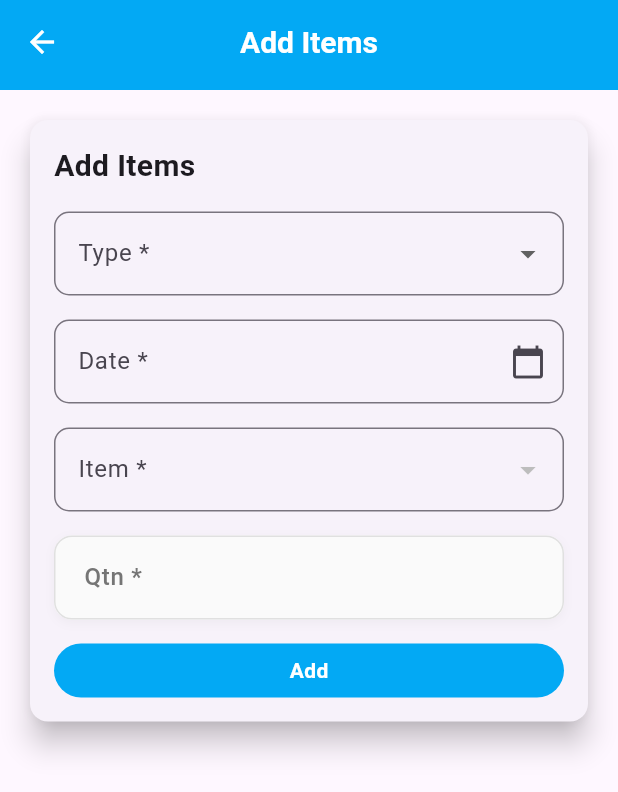
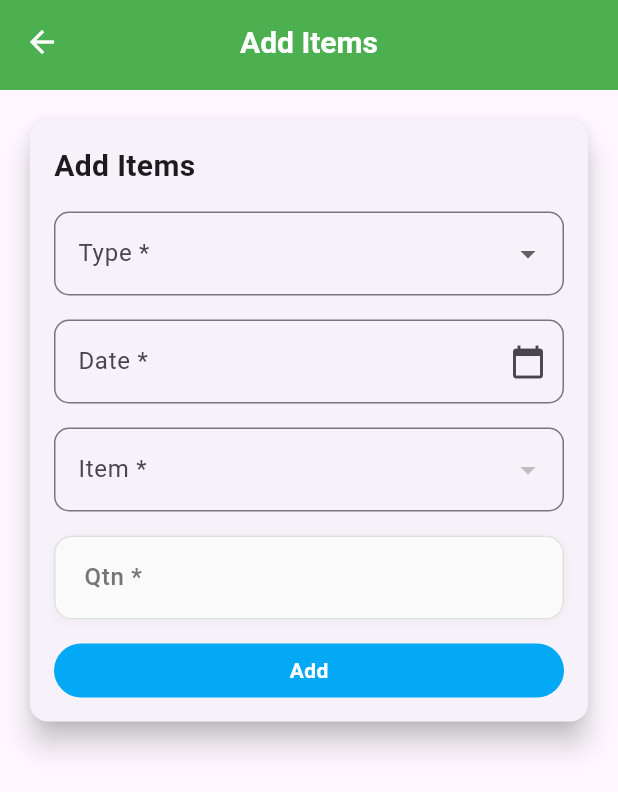
Before and after one commit to mohammad-rex-craft/store, a Flutter app: the AddItems screen opened by its route, on a phone screen of 412 x 824 dp. Shown: the top 792 px of the screen. Run offline on Flutter 3.47's test engine with Material 3 defaults, Android fonts, the phone set to English and light mode, and no system bars; our stand-ins replace rflutter_alert, supabase_flutter; accounts and stored records are empty.

Commit message:
fix colors

```diff
--- a/lib/screens/add_Items.dart
+++ b/lib/screens/add_Items.dart
@@ -162,7 +162,7 @@ class _AddItemsState extends State<AddItems> {
     return Stack(
       children: [
         Scaffold(
-          appBar: Bar(title: 'Add Items'),
+          appBar: Bar(title: 'Add Items',color: Colors.green),
           body: SingleChildScrollView(
             padding: EdgeInsets.all(16),
             child: Column(
--- a/lib/screens/storage.dart
+++ b/lib/screens/storage.dart
@@ -113,7 +113,7 @@ class _StorageState extends State<Storage> {
   @override
   Widget build(BuildContext context) {
     return Scaffold(
-      appBar: Bar(title: 'Store'),
+      appBar: Bar(title: 'Store',color: Colors.purple),
       backgroundColor: Color(0xFFF5F5F5),
       body: Container(
         decoration: BoxDecoration(
```
